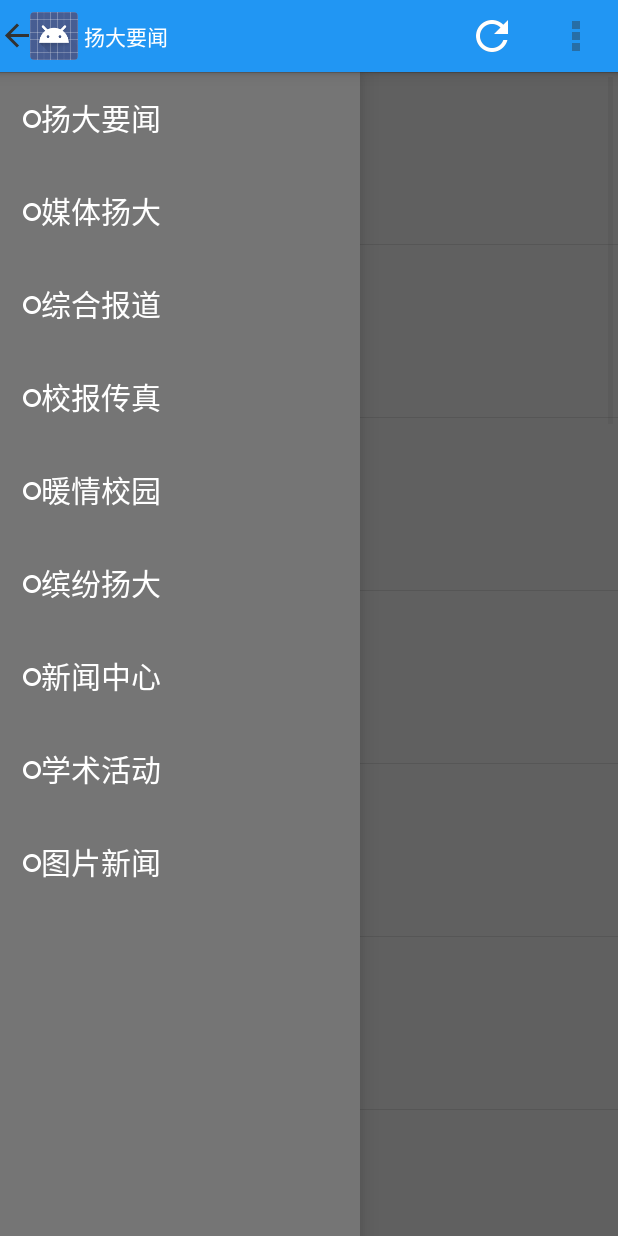
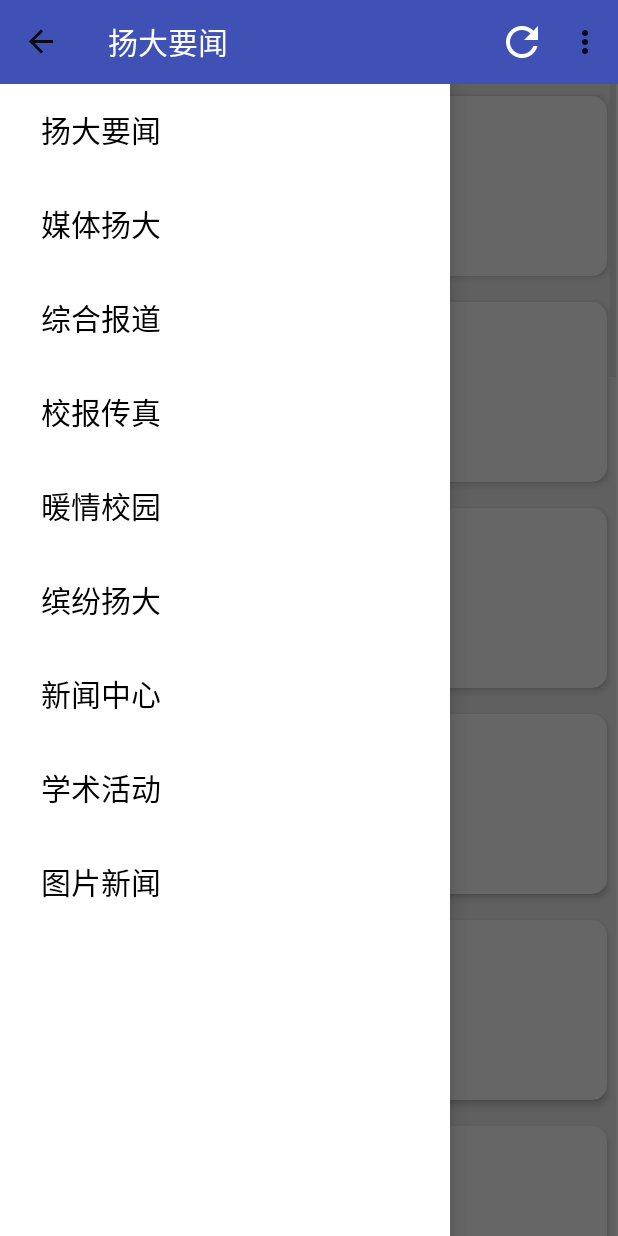
Before and after one commit to sancssss/YZU-NEWS, an Android app: the screen it shows after launch (MainActivity), with the side drawer open, on a phone screen of 412 x 824 dp. Run offline under Robolectric (Android 15) with nearby library versions, the phone set to English and light mode, and no system bars; libraries missing offline, so code that uses them is left out: in.srain.cube; 30 statements that could not run were skipped.

Commit message:
列表用cardview，actionbar改为toolbar

```diff
--- a/app/build.gradle
+++ b/app/build.gradle
@@ -25,4 +25,5 @@ dependencies {
     compile 'com.android.support:appcompat-v7:23.1.1'
     compile 'com.android.support:support-v4:23.1.1'
     compile 'in.srain.cube:ultra-ptr:1.0.11'
+    compile 'com.android.support:cardview-v7:22.2.0'
 }
--- a/app/src/main/java/com/liuliugeek/sanc/news/Activity/Fragment/NewContentFragemnt.java
+++ b/app/src/main/java/com/liuliugeek/sanc/news/Activity/Fragment/NewContentFragemnt.java
@@ -1,6 +1,6 @@
 package com.liuliugeek.sanc.news.Activity.Fragment;
 
-import android.app.Fragment;
+import android.support.v4.app.Fragment;
 import android.content.Context;
 import android.content.Intent;
 import android.graphics.drawable.Drawable;
@@ -12,6 +12,7 @@ import android.os.Environment;
 import android.os.Handler;
 import android.os.Message;
 import android.support.annotation.Nullable;
+import android.support.v7.app.AppCompatActivity;
 import android.text.Html;
 import android.util.Log;
 import android.view.Display;
@@ -94,7 +95,7 @@ public class NewContentFragemnt extends Fragment {
         // handler.sendMessage(message);
         // Spanned spanned = (Spanned) msg.obj;
         //Log.v("spannd", (String) msg.obj);
-        getActivity().getActionBar().hide();
+        ((AppCompatActivity) getActivity()).getSupportActionBar().hide();
 
         String content = getArguments().getString("content");
         newsContent.setText(Html.fromHtml(content, imageGetter, null));
--- a/app/src/main/java/com/liuliugeek/sanc/news/Activity/MainActivity.java
+++ b/app/src/main/java/com/liuliugeek/sanc/news/Activity/MainActivity.java
@@ -1,11 +1,10 @@
 package com.liuliugeek.sanc.news.Activity;
 
-import android.app.Activity;
-import android.app.FragmentManager;
-import android.app.FragmentTransaction;
+import android.support.v4.app.FragmentManager;
 import android.content.Context;
 import android.content.Intent;
 import android.content.res.Configuration;
+import android.graphics.drawable.AnimationDrawable;
 import android.os.Bundle;
 import android.os.Handler;
 import android.os.Message;
@@ -13,6 +12,8 @@ import android.support.v4.view.PagerTabStrip;
 import android.support.v4.view.ViewPager;
 import android.support.v4.widget.DrawerLayout;
 import android.support.v7.app.ActionBarDrawerToggle;
+import android.support.v7.app.AppCompatActivity;
+import android.support.v7.widget.Toolbar;
 import android.util.Log;
 import android.view.Menu;
 import android.view.MenuInflater;
@@ -23,19 +24,19 @@ import android.widget.Button;
 import android.widget.ListView;
 import android.widget.Toast;
 
+import com.liuliugeek.sanc.news.Activity.Fragment.NewsListFragment;
+import com.liuliugeek.sanc.news.Adapter.DrawerListAdapter;
 import com.liuliugeek.sanc.news.DBManager.NewsDbManager;
 import com.liuliugeek.sanc.news.Model.Data;
-import com.liuliugeek.sanc.news.Adapter.DrawerListAdapter;
 import com.liuliugeek.sanc.news.Model.DrawerListData;
 import com.liuliugeek.sanc.news.MyHttp.MyHttp;
-import com.liuliugeek.sanc.news.Activity.Fragment.NewsListFragment;
 import com.liuliugeek.sanc.news.Parse.ParseListDom;
 import com.liuliugeek.sanc.news.R;
 
 import java.util.ArrayList;
 
 
-public class MainActivity extends Activity implements AdapterView.OnItemClickListener{
+public class MainActivity extends AppCompatActivity implements AdapterView.OnItemClickListener{
 
     private static final int SHOW_LIST = 0;
     private static final int SHOW_ERROR_NETWORK = 1;
@@ -45,6 +46,8 @@ public class MainActivity extends Activity implements AdapterView.OnItemClickLis
     private ListView mDrawerList;
     private DrawerLayout mDrawerLayout;
     private ActionBarDrawerToggle mDrawerToggle;
+    private Toolbar toolbar;
+    private AnimationDrawable animationDrawable;
 
     private Button openMenuBtn;
     private Button refreshBtn;
@@ -93,11 +96,11 @@ public class MainActivity extends Activity implements AdapterView.OnItemClickLis
                     }
                     //将数据存进本地数据库
                     dbManager.add(datas);
-                    getActionBar().setTitle(drawerListDatas.get(msg.arg1).getItemName());
+                    getSupportActionBar().setTitle(drawerListDatas.get(msg.arg1).getItemName());
                     //newsTitle.setText(mPlanetTitles[msg.arg1]);
                     NewsListFragment newsListFragment = new NewsListFragment(fragmentManager, datas);
                     newsListFragment.setTypeID(msg.arg2);
-                    FragmentTransaction fragmentTransaction = fragmentManager.beginTransaction();
+                    android.support.v4.app.FragmentTransaction fragmentTransaction = fragmentManager.beginTransaction();
                     fragmentTransaction.replace(R.id.fl_content, newsListFragment);
                     fragmentTransaction.commit();
                     break;
@@ -129,7 +132,7 @@ public class MainActivity extends Activity implements AdapterView.OnItemClickLis
             }
         }else{
             fragmentManager.popBackStack();
-            getActionBar().show();
+            getSupportActionBar().show();
             mDrawerLayout.setDrawerLockMode(DrawerLayout.LOCK_MODE_UNLOCKED);
             // newsTitle.setText(mPlanetTitles[nowtitleid]);
            // openMenuBtn.setVisibility(View.VISIBLE);
@@ -182,25 +185,25 @@ public class MainActivity extends Activity implements AdapterView.OnItemClickLis
             Log.v("is_from_db", "now datas is from db");
             //设置标题：扬大要闻
             //newsTitle.setText(mPlanetTitles[titleid]);
-            getActionBar().setTitle(drawerListDatas.get(titleid).getItemName());
+            getSupportActionBar().setTitle(drawerListDatas.get(titleid).getItemName());
             ArrayList<Data> datas = new ArrayList<Data>();
             datas = dbManager.query(typeid);
             NewsListFragment newsListFragment = new NewsListFragment(fragmentManager, datas);
             //扬大要闻typeid
             newsListFragment.setTypeID(typeid);
-            FragmentTransaction fragmentTransaction = fragmentManager.beginTransaction();
+            android.support.v4.app.FragmentTransaction fragmentTransaction = fragmentManager.beginTransaction();
             fragmentTransaction.replace(R.id.fl_content, newsListFragment);
             fragmentTransaction.commit();
         }else {
             Log.v("is_from_network", "now datas is from network");
             //设置标题：扬大要闻
             //newsTitle.setText(mPlanetTitles[titleid]);
-            getActionBar().setTitle(drawerListDatas.get(titleid).getItemName());
+            getSupportActionBar().setTitle(drawerListDatas.get(titleid).getItemName());
             ArrayList<Data> datas = new ArrayList();
             NewsListFragment newsListFragment = new NewsListFragment(fragmentManager, datas);
             //扬大要闻typeid
             newsListFragment.setTypeID(typeid);
-            FragmentTransaction fragmentTransaction = fragmentManager.beginTransaction();
+            android.support.v4.app.FragmentTransaction fragmentTransaction = fragmentManager.beginTransaction();
             fragmentTransaction.replace(R.id.fl_content, newsListFragment);
             fragmentTransaction.commit();
         }
@@ -229,13 +232,7 @@ public class MainActivity extends Activity implements AdapterView.OnItemClickLis
     public boolean onOptionsItemSelected(MenuItem item) {
         switch (item.getItemId()){
             case android.R.id.home:
-                if(mDrawerLayout.isDrawerOpen(mDrawerList)){
-                    Log.v("actionbar_icon","actionbar_icon");
-                    mDrawerLayout.closeDrawer(mDrawerList);
-                }else{
-                    Log.v("actionbar_icon","actionbar_icon");
-                    mDrawerLayout.openDrawer(mDrawerList);
-                }
+
                 return true;
             case R.id.action_settings:
                 Intent intent = new Intent(this, SettingActivity.class);
@@ -265,6 +262,7 @@ public class MainActivity extends Activity implements AdapterView.OnItemClickLis
 
         mDrawerLayout = (DrawerLayout)findViewById(R.id.drawer_layout);
         mDrawerList = (ListView)findViewById(R.id.left_drawer);
+        toolbar = (Toolbar) findViewById(R.id.toolbar);
 
         //openMenuBtn = (Button) findViewById(R.id.my_actionbar_left);
         //refreshBtn = (Button) findViewById(R.id.my_actionbar_right);
@@ -272,18 +270,35 @@ public class MainActivity extends Activity implements AdapterView.OnItemClickLis
         //tabStrip = (PagerTabStrip) findViewById(R.id.pagertitle);
     }
 
+
     private void init(){
         //启动db manage
         dbManager = new NewsDbManager(this);
         drawerListDatas = new ArrayList<>();
         initDrawerList();
         mContext = MainActivity.this;
-        mDrawerList.setAdapter(new DrawerListAdapter(drawerListDatas,mContext));
-        getActionBar().setDisplayHomeAsUpEnabled(true);
-        mDrawerToggle = new ActionBarDrawerToggle(this, mDrawerLayout, R.string.app_name, R.string.app_name);
-        fragmentManager = getFragmentManager();
+        mDrawerList.setAdapter(new DrawerListAdapter(drawerListDatas, mContext));
+        toolbar.setTitle("Yzu news");
+        toolbar.inflateMenu(R.menu.menu_main);
+        toolbar.setTitleTextColor(getResources().getColor(R.color.white));
+        setSupportActionBar(toolbar);
+        //getActionBar().setDisplayHomeAsUpEnabled(true);
+        mDrawerToggle = new ActionBarDrawerToggle(this, mDrawerLayout, toolbar, R.string.app_name, R.string.app_name){
+            @Override
+            public void onDrawerOpened(View drawerView) {
+                super.onDrawerOpened(drawerView);
+            }
+
+            @Override
+            public void onDrawerClosed(View drawerView) {
+                super.onDrawerClosed(drawerView);
+            }
+        };
+        fragmentManager = getSupportFragmentManager();
         sendMsgToUpdate(3, 0);
     }
+
+
 
     private void setOnC(){
        /* openMenuBtn.setOnClickListener(new View.OnClickListener() {
--- a/app/src/main/java/com/liuliugeek/sanc/news/Activity/SettingActivity.java
+++ b/app/src/main/java/com/liuliugeek/sanc/news/Activity/SettingActivity.java
@@ -1,8 +1,8 @@
 package com.liuliugeek.sanc.news.Activity;
 
-import android.app.Activity;
 import android.os.Bundle;
 import android.os.Environment;
+import android.support.v7.app.AppCompatActivity;
 import android.view.Menu;
 import android.view.MenuItem;
 import android.view.View;
@@ -13,14 +13,13 @@ import com.liuliugeek.sanc.news.R;
 
 import java.io.File;
 
-public class SettingActivity extends Activity {
+public class SettingActivity extends AppCompatActivity {
     private Button claerImgButton;
 
     @Override
     protected void onCreate(Bundle savedInstanceState) {
         super.onCreate(savedInstanceState);
         setContentView(R.layout.activity_setting);
-        getActionBar().hide();
         claerImgButton = (Button)findViewById(R.id.clear_img);
         claerImgButton.setOnClickListener(new View.OnClickListener() {
             @Override
--- a/app/src/main/res/layout/activity_main.xml
+++ b/app/src/main/res/layout/activity_main.xml
@@ -1,6 +1,8 @@
 <LinearLayout xmlns:android="http://schemas.android.com/apk/res/android"
     xmlns:tools="http://schemas.android.com/tools" android:layout_width="match_parent"
     android:layout_height="match_parent" tools:context=".MainActivity" android:orientation="vertical">
+    <include
+        layout="@layout/toolbar_navi" />
     <android.support.v4.widget.DrawerLayout
         xmlns:android="http://schemas.android.com/apk/res/android"
         android:id="@+id/drawer_layout"
@@ -18,13 +20,13 @@
             </LinearLayout>
         <!-- The navigation drawer -->
         <ListView android:id="@+id/left_drawer"
-            android:layout_width="240dp"
+            android:layout_width="300dp"
             android:layout_height="match_parent"
-            android:layout_gravity="start"
             android:clickable="true"
             android:choiceMode="singleChoice"
-            android:divider="#BDBDBD"
+            android:divider="@null"
             android:dividerHeight="0dp"
-            android:background="#757575"/>
+            android:layout_gravity="start"
+            android:background="@color/white"/>
     </android.support.v4.widget.DrawerLayout>
 </LinearLayout>
--- a/app/src/main/res/layout/drawer_list_item.xml
+++ b/app/src/main/res/layout/drawer_list_item.xml
@@ -15,7 +15,7 @@
         android:id="@+id/drawer_list_text"
         android:layout_width="match_parent"
         android:layout_height="28dp"
-        android:textColor="#ffffff"
+        android:textColor="#000000"
         android:textSize="20sp" />
 
 </LinearLayout>
--- /dev/null
+++ b/app/src/main/res/layout/toolbar_navi.xml
@@ -0,0 +1,13 @@
+<?xml version="1.0" encoding="utf-8"?>
+<android.support.v7.widget.Toolbar
+    xmlns:android="http://schemas.android.com/apk/res/android"
+    xmlns:app="http://schemas.android.com/apk/res-auto"
+    android:id="@+id/toolbar"
+    android:layout_width="match_parent"
+    android:layout_height="wrap_content"
+    android:background="@color/color_primary"
+    android:minHeight="56dp"
+    app:popupTheme="@style/ThemeOverlay.AppCompat.Light"
+    app:theme="@style/ThemeOverlay.AppCompat.ActionBar"
+    >
+</android.support.v7.widget.Toolbar>
--- a/app/src/main/res/menu/menu_main.xml
+++ b/app/src/main/res/menu/menu_main.xml
@@ -1,13 +1,13 @@
+<?xml version="1.0" encoding="utf-8"?>
 <menu xmlns:android="http://schemas.android.com/apk/res/android"
-    xmlns:app="http://schemas.android.com/apk/res-auto"
-    xmlns:tools="http://schemas.android.com/tools" tools:context=".MainActivity">
-    <item android:id="@+id/action_settings" android:title="@string/action_settings"
+    xmlns:app="http://schemas.android.com/apk/res-auto">
+<item android:id="@+id/action_settings" android:title="@string/action_settings"
         android:orderInCategory="100" app:showAsAction="never" />
     <item android:id="@+id/action_about" android:title="@string/action_about"
         android:orderInCategory="100" app:showAsAction="never" />
     <item
         android:id="@+id/action_refresh"
         android:icon="@drawable/ic_refresh_black_48dp"
-        android:showAsAction="always"
+        app:showAsAction="always"
         android:title="@string/action_refresh"/>
 </menu>
--- /dev/null
+++ b/app/src/main/res/values-v21/styles.xml
@@ -0,0 +1,8 @@
+<?xml version="1.0" encoding="utf-8"?>
+<resources>
+    <style name="AppTheme" parent="AppTheme.Base">
+        <item name="android:colorPrimary">@color/color_primary</item>
+        <item name="android:colorPrimaryDark">@color/color_primaryDark</item>
+        <item name="android:colorAccent">@color/color_accent</item>
+    </style>
+</resources>
--- a/app/src/main/res/values/colors.xml
+++ b/app/src/main/res/values/colors.xml
@@ -1,5 +1,8 @@
 <resources>
 
     <color name="black_overlay">#66000000</color>
-
+    <color name="white">#FFFFFF</color>
+    <color name="color_primary">#3f51b5</color>
+    <color name="color_primaryDark">#303f9f</color>
+    <color name="color_accent">#2196F3</color>
 </resources>
--- a/app/src/main/res/values/styles.xml
+++ b/app/src/main/res/values/styles.xml
@@ -1,15 +1,20 @@
 <resources>
+    <!-- Base application theme. -->
+    <style name="AppTheme" parent="AppTheme.Base">
+        <!-- Customize your theme here. -->
 
-    <!-- Base application theme. -->
-    <style name="AppTheme" parent="android:Theme.Holo.Light">
-        <!-- Customize your theme here. -->
-        <item name="android:actionBarStyle">@style/my_actionbar_style</item>
+    </style>
+    <style name="AppTheme.Base" parent="Theme.AppCompat.Light.NoActionBar">
+        <item name="colorPrimary">@color/color_primary</item>
+        <item name="colorPrimaryDark">@color/color_primaryDark</item>
+        <item name="colorAccent">@color/color_accent</item>
+        <item name="android:windowBackground">@android:color/white</item>
     </style>
 
     <style name="FullscreenTheme" parent="android:Theme.NoTitleBar.Fullscreen">
     </style>
 
-    <style name="my_actionbar_style" parent="@android:style/Widget.Holo.Light.ActionBar">
+<style name="my_actionbar_style" parent="@android:style/Widget.Holo.Light.ActionBar">
     <item name="android:background">#2196F3</item>
        <item name="android:titleTextStyle">@style/AcBar_titleStyle</item>
     </style>
```
Also changed, not shown: app/src/main/java/com/liuliugeek/sanc/news/Activity/AboutActivity.java (+2 -39 lines), app/src/main/java/com/liuliugeek/sanc/news/Activity/Fragment/NewsListFragment.java (+16 -6 lines), app/src/main/java/com/liuliugeek/sanc/news/Adapter/PagerAdapter.java (added, +35 -0 lines), app/src/main/res/layout/include_tab_layout.xml (added, +25 -0 lines), app/src/main/res/layout/list_content.xml (+11 -2 lines), app/src/main/res/layout/news_content.xml (+5 -2 lines), app/src/main/res/layout/news_list.xml (+6 -2 lines), 1 other file.
